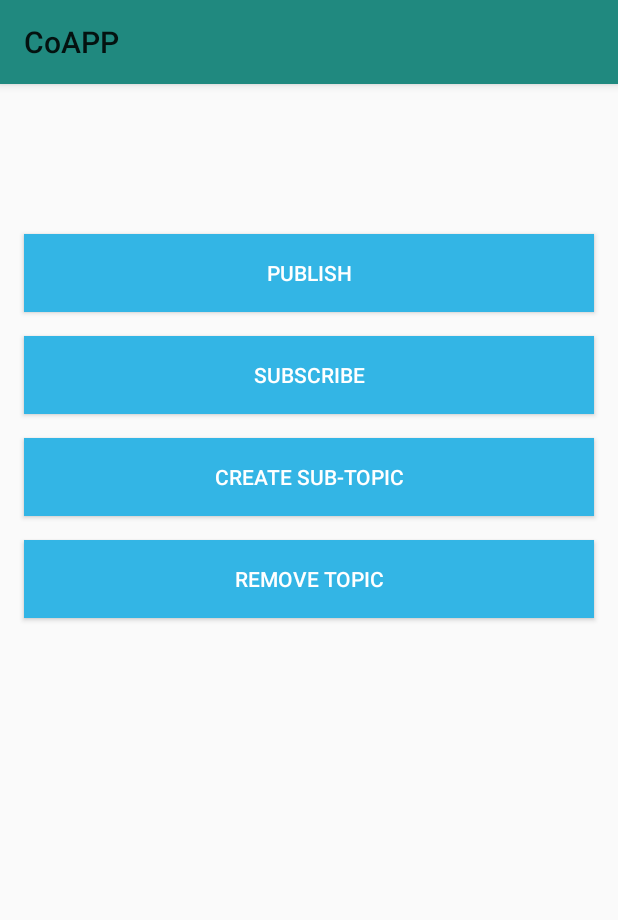
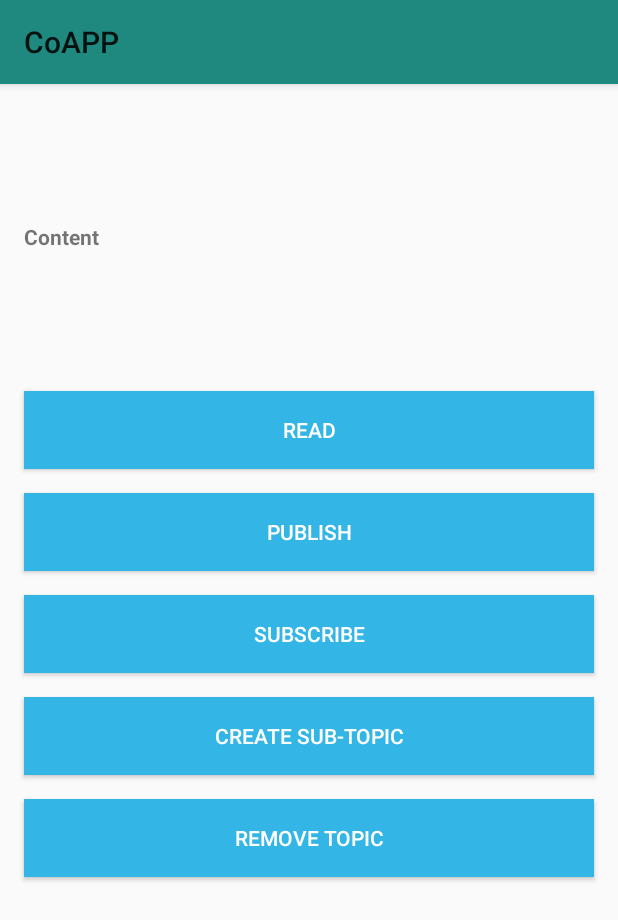
Before and after one commit to ihilal/Noisy, an Android app: the TopicActivity screen opened directly, with no data from a screen before it, on a phone screen of 412 x 824 dp. Shown: the top 920 px of the screen. Run offline under Robolectric (Android 15) with nearby library versions, the phone set to English and light mode, and no system bars; libraries missing offline, so code that uses them is left out: org.eclipse.californium; 7 statements that could not run were skipped.

Commit message:
can read content

```diff
--- a/app/src/main/java/com/example/readsensors/MainActivity.java
+++ b/app/src/main/java/com/example/readsensors/MainActivity.java
@@ -20,7 +20,7 @@ public class MainActivity extends AppCompatActivity {
         setContentView(R.layout.activity_main);
 
         EditText ipAddress = (EditText) findViewById(R.id.etAddress);
-        ipAddress.setText("130.229.167.22");
+        ipAddress.setText("130.229.148.135");
     }
 
     public void discover(View v){
--- a/app/src/main/java/com/example/readsensors/TopicActivity.java
+++ b/app/src/main/java/com/example/readsensors/TopicActivity.java
@@ -29,7 +29,19 @@ public class TopicActivity extends AppCompatActivity {
         // Capture the layout's TextView and set the string as its text
         TextView tvTopicString = findViewById(R.id.tvTopicString);
         tvTopicString.setText(stringTopic);
+
+        //display content read
+        SharedPreferences prefs = getSharedPreferences("data", Context.MODE_PRIVATE);
+        String address = prefs.getString("address", "");
+        String content = PubSub.read(address, 5683, topic);
+        TextView tvRead = findViewById(R.id.tvRead);
+        tvRead.setText(content);
     }
+
+    public void read(View v){
+        this.recreate();
+    }
+
 
     public void publish(View v){
         Intent intent = new Intent(this, PublishActivity.class);
--- a/app/src/main/res/layout/activity_topic.xml
+++ b/app/src/main/res/layout/activity_topic.xml
@@ -5,6 +5,39 @@
     android:layout_width="match_parent"
     android:layout_height="match_parent"
     tools:context=".TopicActivity">
+
+    <TextView
+        android:id="@+id/tvRead"
+        android:layout_width="380dp"
+        android:layout_height="61dp"
+        android:layout_marginStart="16dp"
+        android:layout_marginLeft="16dp"
+        android:layout_marginEnd="16dp"
+        android:layout_marginRight="16dp"
+        android:textSize="24sp"
+        android:textStyle="bold"
+        app:layout_constraintEnd_toEndOf="parent"
+        app:layout_constraintHorizontal_bias="0.0"
+        app:layout_constraintStart_toStartOf="parent"
+        app:layout_constraintTop_toBottomOf="@+id/textView" />
+
+    <Button
+        android:id="@+id/button6"
+        android:layout_width="0dp"
+        android:layout_height="52dp"
+        android:layout_marginStart="16dp"
+        android:layout_marginLeft="16dp"
+        android:layout_marginTop="32dp"
+        android:layout_marginEnd="16dp"
+        android:layout_marginRight="16dp"
+        android:background="@android:color/holo_blue_light"
+        android:onClick="read"
+        android:text="READ"
+        android:textColor="@android:color/white"
+        app:layout_constraintEnd_toEndOf="parent"
+        app:layout_constraintHorizontal_bias="0.0"
+        app:layout_constraintStart_toStartOf="parent"
+        app:layout_constraintTop_toBottomOf="@+id/tvRead" />
 
     <Button
         android:id="@+id/button7"
@@ -65,7 +98,7 @@
         android:layout_height="52dp"
         android:layout_marginStart="16dp"
         android:layout_marginLeft="16dp"
-        android:layout_marginTop="32dp"
+        android:layout_marginTop="16dp"
         android:layout_marginEnd="16dp"
         android:layout_marginRight="16dp"
         android:background="@android:color/holo_blue_light"
@@ -73,9 +106,9 @@
         android:text="PUBLISH"
         android:textColor="@android:color/white"
         app:layout_constraintEnd_toEndOf="parent"
-        app:layout_constraintHorizontal_bias="0.555"
+        app:layout_constraintHorizontal_bias="0.0"
         app:layout_constraintStart_toStartOf="parent"
-        app:layout_constraintTop_toBottomOf="@+id/tvTopicString" />
+        app:layout_constraintTop_toBottomOf="@+id/button6" />
 
     <TextView
         android:id="@+id/tvTopicString"
@@ -83,14 +116,23 @@
         android:layout_height="52dp"
         android:layout_marginStart="16dp"
         android:layout_marginLeft="16dp"
-        android:layout_marginTop="16dp"
+        android:layout_marginTop="24dp"
         android:layout_marginEnd="16dp"
         android:layout_marginRight="16dp"
-        android:layout_marginBottom="32dp"
         android:textSize="24sp"
         android:textStyle="bold"
-        app:layout_constraintBottom_toTopOf="@+id/button3"
         app:layout_constraintEnd_toEndOf="parent"
+        app:layout_constraintHorizontal_bias="0.0"
         app:layout_constraintStart_toStartOf="parent"
         app:layout_constraintTop_toTopOf="parent" />
+
+    <TextView
+        android:id="@+id/textView"
+        android:layout_width="wrap_content"
+        android:layout_height="wrap_content"
+        android:layout_marginTop="16dp"
+        android:text="Content"
+        android:textStyle="bold"
+        app:layout_constraintStart_toStartOf="@+id/tvRead"
+        app:layout_constraintTop_toBottomOf="@+id/tvTopicString" />
 </android.support.constraint.ConstraintLayout>
```
